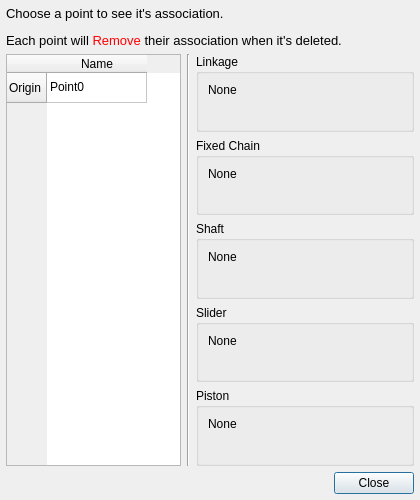
Above: core/dialog/association.ui from KmolYuan/Pyslvs-UI before the change. Below: the same form after it.
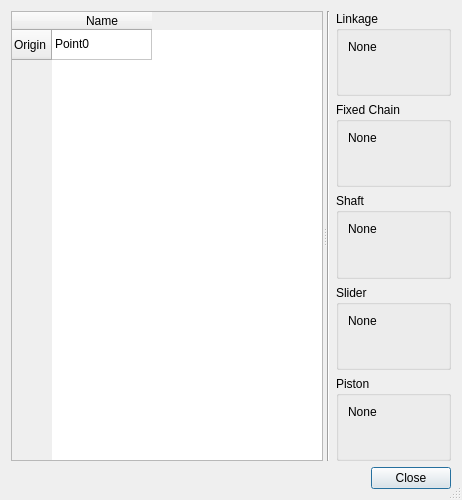
That is the form after the change. Icons and pictures are not drawn.

Commit message: Association dialog UI adjustment.

What changed in the file:
```diff
--- a/core/dialog/association.ui
+++ b/core/dialog/association.ui
@@ -6,19 +6,13 @@
    <rect>
     <x>0</x>
     <y>0</y>
-    <width>420</width>
+    <width>462</width>
     <height>500</height>
    </rect>
   </property>
   <property name="minimumSize">
    <size>
-    <width>420</width>
-    <height>500</height>
-   </size>
-  </property>
-  <property name="maximumSize">
-   <size>
-    <width>420</width>
+    <width>462</width>
     <height>500</height>
    </size>
   </property>
@@ -30,50 +24,18 @@
     <normaloff>:/icons/main.png</normaloff>:/icons/main.png</iconset>
   </property>
   <property name="sizeGripEnabled">
-   <bool>false</bool>
+   <bool>true</bool>
   </property>
   <property name="modal">
    <bool>true</bool>
   </property>
-  <layout class="QVBoxLayout" name="verticalLayout_2">
-   <property name="spacing">
-    <number>6</number>
-   </property>
-   <property name="leftMargin">
-    <number>6</number>
-   </property>
-   <property name="topMargin">
-    <number>6</number>
-   </property>
-   <property name="rightMargin">
-    <number>6</number>
-   </property>
-   <property name="bottomMargin">
-    <number>6</number>
-   </property>
+  <layout class="QVBoxLayout" name="verticalLayout">
    <item>
-    <widget class="QLabel" name="label">
-     <property name="text">
-      <string>&lt;html&gt;&lt;head/&gt;&lt;body&gt;&lt;p&gt;&lt;span style=&quot; font-size:10pt;&quot;&gt;Choose a point to see it's association.&lt;/span&gt;&lt;/p&gt;&lt;p&gt;&lt;span style=&quot; font-size:10pt;&quot;&gt;Each point will &lt;/span&gt;&lt;span style=&quot; font-size:10pt; color:#ff0000;&quot;&gt;Remove&lt;/span&gt;&lt;span style=&quot; font-size:10pt;&quot;&gt; their association when it's deleted.&lt;/span&gt;&lt;/p&gt;&lt;/body&gt;&lt;/html&gt;</string>
+    <widget class="QSplitter" name="splitter">
+     <property name="orientation">
+      <enum>Qt::Horizontal</enum>
      </property>
-    </widget>
-   </item>
-   <item>
-    <layout class="QHBoxLayout" name="horizontalLayout">
-     <item>
       <widget class="QTableWidget" name="tableWidget">
-       <property name="sizePolicy">
-        <sizepolicy hsizetype="Fixed" vsizetype="Expanding">
-         <horstretch>0</horstretch>
-         <verstretch>0</verstretch>
-        </sizepolicy>
-       </property>
-       <property name="maximumSize">
-        <size>
-         <width>175</width>
-         <height>16777215</height>
-        </size>
-       </property>
        <row>
         <property name="text">
          <string>Origin</string>
@@ -90,7 +52,20 @@
         </property>
        </item>
       </widget>
-     </item>
+     <widget class="QWidget" name="widget" native="true">
+      <layout class="QHBoxLayout" name="horizontalLayout">
+       <property name="leftMargin">
+        <number>0</number>
+       </property>
+       <property name="topMargin">
+        <number>0</number>
+       </property>
+       <property name="rightMargin">
+        <number>0</number>
+       </property>
+       <property name="bottomMargin">
+        <number>0</number>
+       </property>
      <item>
       <widget class="Line" name="line">
        <property name="orientation">
@@ -99,15 +74,9 @@
       </widget>
      </item>
      <item>
-      <layout class="QVBoxLayout" name="verticalLayout">
+        <layout class="QVBoxLayout" name="verticalLayout_2">
        <item>
         <widget class="QGroupBox" name="lineBox">
-         <property name="sizePolicy">
-          <sizepolicy hsizetype="Expanding" vsizetype="Preferred">
-           <horstretch>0</horstretch>
-           <verstretch>0</verstretch>
-          </sizepolicy>
-         </property>
          <property name="title">
           <string>Linkage</string>
          </property>
@@ -137,12 +106,6 @@
        </item>
        <item>
         <widget class="QGroupBox" name="chainBox">
-         <property name="sizePolicy">
-          <sizepolicy hsizetype="Expanding" vsizetype="Preferred">
-           <horstretch>0</horstretch>
-           <verstretch>0</verstretch>
-          </sizepolicy>
-         </property>
          <property name="title">
           <string>Fixed Chain</string>
          </property>
@@ -172,12 +135,6 @@
        </item>
        <item>
         <widget class="QGroupBox" name="shaftBox">
-         <property name="sizePolicy">
-          <sizepolicy hsizetype="Expanding" vsizetype="Preferred">
-           <horstretch>0</horstretch>
-           <verstretch>0</verstretch>
-          </sizepolicy>
-         </property>
          <property name="title">
           <string>Shaft</string>
          </property>
@@ -207,12 +164,6 @@
        </item>
        <item>
         <widget class="QGroupBox" name="sliderBox">
-         <property name="sizePolicy">
-          <sizepolicy hsizetype="Expanding" vsizetype="Preferred">
-           <horstretch>0</horstretch>
-           <verstretch>0</verstretch>
-          </sizepolicy>
-         </property>
          <property name="title">
           <string>Slider</string>
          </property>
@@ -242,12 +193,6 @@
        </item>
        <item>
         <widget class="QGroupBox" name="rodBox">
-         <property name="sizePolicy">
-          <sizepolicy hsizetype="Expanding" vsizetype="Preferred">
-           <horstretch>0</horstretch>
-           <verstretch>0</verstretch>
-          </sizepolicy>
-         </property>
          <property name="title">
           <string>Piston</string>
          </property>
@@ -278,6 +223,8 @@
       </layout>
      </item>
     </layout>
+     </widget>
+    </widget>
    </item>
    <item>
     <layout class="QHBoxLayout" name="horizontalLayout_2">
```
Lines whose indentation alone changed are shown as unchanged. The commit also changes 6 other files.
